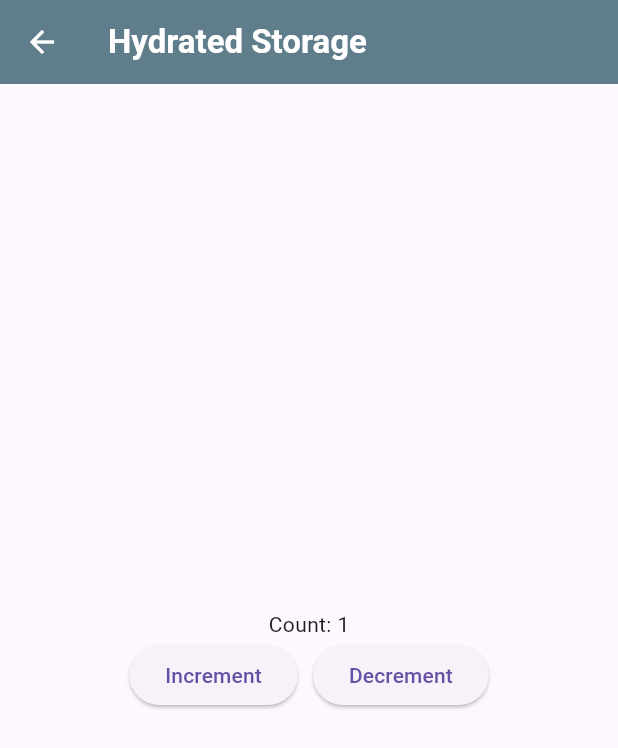
After one commit to zhaojay-create/bloc_learn, a Flutter app: the HydratedStorage screen opened by its route, after a tap on "Increment", on a phone screen of 412 x 824 dp. The commit adds this screen. Shown: the top 748 px of the screen. Run offline on Flutter 3.47's test engine with Material 3 defaults, Android fonts, the light colour scheme and no system bars; our stand-ins replace connectivity_plus, flutter_bloc, hydrated_bloc.

Commit message:
feat: 添加持久化存储功能，包含 HydratedCountCubit 和 HydratedStorage 组件

```diff
--- a/lib/bloc_to_bloc_communication_listener/logic/cubit/counter_state.dart
+++ b/lib/bloc_to_bloc_communication_listener/logic/cubit/counter_state.dart
@@ -1,3 +1,4 @@
+// ignore_for_file: public_member_api_docs, sort_constructors_first
 part of 'counter_cubit.dart';
 
 final class CounterState {
--- a/lib/bloc_to_bloc_communication_stream/logic/cubit/counter_cubit.dart
+++ b/lib/bloc_to_bloc_communication_stream/logic/cubit/counter_cubit.dart
@@ -1,4 +1,5 @@
 import 'dart:async';
+import 'dart:convert';
 
 import 'package:bloc_learn/bloc_to_bloc_communication_stream/constants/enums.dart';
 import 'package:bloc_learn/bloc_to_bloc_communication_stream/logic/cubit/internet_cubit.dart';
--- /dev/null
+++ b/lib/hydrated_storage/hydrated_storage.dart
@@ -0,0 +1,53 @@
+import 'package:bloc_learn/hydrated_storage/logic/cubit/hydrated_count_cubit.dart';
+import 'package:flutter/material.dart';
+import 'package:flutter_bloc/flutter_bloc.dart';
+
+class HydratedStorage extends StatelessWidget {
+  const HydratedStorage({super.key});
+
+  @override
+  Widget build(BuildContext context) {
+    return BlocProvider(
+      create: (_) => HydratedCountCubit(),
+      child: Scaffold(
+        appBar: AppBar(title: const Text('Hydrated Storage')),
+        body: Center(
+          child: Column(
+            mainAxisAlignment: MainAxisAlignment.center,
+            children: [
+              BlocBuilder<HydratedCountCubit, HydratedCountState>(
+                builder: (context, state) {
+                  return Text('Count: ${state.count}');
+                },
+              ),
+              Row(
+                mainAxisAlignment: MainAxisAlignment.center,
+                children: [
+                  Builder(
+                    builder: (context) {
+                      return ElevatedButton(
+                        child: const Text('Increment'),
+                        onPressed: () {
+                          context.read<HydratedCountCubit>().increment();
+                        },
+                      );
+                    },
+                  ),
+                  const SizedBox(width: 10),
+                  Builder(
+                    builder: (context) => ElevatedButton(
+                      child: const Text('Decrement'),
+                      onPressed: () {
+                        context.read<HydratedCountCubit>().decrement();
+                      },
+                    ),
+                  ),
+                ],
+              ),
+            ],
+          ),
+        ),
+      ),
+    );
+  }
+}
--- /dev/null
+++ b/lib/hydrated_storage/logic/cubit/hydrated_count_cubit.dart
@@ -0,0 +1,41 @@
+import 'dart:convert';
+
+import 'package:hydrated_bloc/hydrated_bloc.dart';
+
+part 'hydrated_count_state.dart';
+
+class HydratedCountCubit extends Cubit<HydratedCountState> with HydratedMixin {
+  HydratedCountCubit()
+    : super(HydratedCountState(count: 0, isIncremented: false)) {
+    hydrate();
+  }
+
+  void increment() {
+    emit(HydratedCountState(count: state.count + 1, isIncremented: true));
+  }
+
+  void decrement() {
+    emit(HydratedCountState(count: state.count - 1, isIncremented: false));
+  }
+
+  @override
+  HydratedCountState? fromJson(Map<String, dynamic> json) {
+    return HydratedCountState.fromMap(json);
+  }
+
+  @override
+  Map<String, dynamic>? toJson(HydratedCountState state) {
+    return state.toMap();
+  }
+
+  @override
+  void onChange(Change<HydratedCountState> change) {
+    super.onChange(change);
+    print(
+      'currentState:' +
+          change.currentState.toString() +
+          '\nflutter: nextState:' +
+          change.nextState.toString(),
+    );
+  }
+}
--- /dev/null
+++ b/lib/hydrated_storage/logic/cubit/hydrated_count_state.dart
@@ -0,0 +1,29 @@
+part of 'hydrated_count_cubit.dart';
+
+final class HydratedCountState {
+  final int count;
+  final bool isIncremented;
+
+  HydratedCountState({required this.count, required this.isIncremented});
+
+  Map<String, dynamic> toMap() {
+    return <String, dynamic>{'count': count, 'isIncremented': isIncremented};
+  }
+
+  factory HydratedCountState.fromMap(Map<String, dynamic> map) {
+    return HydratedCountState(
+      count: map['count'] as int,
+      isIncremented: map['isIncremented'] as bool,
+    );
+  }
+
+  String toJson() => json.encode(toMap());
+
+  factory HydratedCountState.fromJson(String source) =>
+      HydratedCountState.fromMap(json.decode(source) as Map<String, dynamic>);
+
+  @override
+  String toString() {
+    return 'HydratedCountCubit{state: count: $count, isIncremented: $isIncremented}';
+  }
+}
--- a/lib/router/app_route.dart
+++ b/lib/router/app_route.dart
@@ -1,3 +1,4 @@
+import 'package:bloc_learn/hydrated_storage/hydrated_storage.dart';
 import 'package:connectivity_plus/connectivity_plus.dart';
 import 'package:flutter/material.dart';
 import 'package:bloc_learn/router/home_screen.dart';
@@ -8,6 +9,7 @@ class AppRouter {
   static const home = '/';
   static const blocStream = '/bloc_to_bloc_communication_stream';
   static const blocListener = '/bloc_to_bloc_communication_listener';
+  static const hydratedStorage = '/hydrated_storage';
 
   Route onGenerateRoute(RouteSettings settings) {
     switch (settings.name) {
@@ -21,6 +23,8 @@ class AppRouter {
         return MaterialPageRoute(
           builder: (_) => BtbclScreen(connectivity: Connectivity()),
         );
+      case hydratedStorage:
+        return MaterialPageRoute(builder: (_) => const HydratedStorage());
       default:
         return MaterialPageRoute(builder: (_) => const Text('4045'));
     }
--- a/lib/router/home_screen.dart
+++ b/lib/router/home_screen.dart
@@ -15,6 +15,7 @@ class HomeScreen extends StatelessWidget {
         'title': 'Bloc to Bloc Communication Listener',
         'route': AppRouter.blocListener,
       },
+      {'title': 'Hydrated Storage', 'route': AppRouter.hydratedStorage},
       // 以后新增页面就在这里继续加，比如：
       // {'title': 'Counter Example', 'route': '/counter'},
       // {'title': 'Theme Switcher', 'route': '/theme_switcher'},
--- a/pubspec.yaml
+++ b/pubspec.yaml
@@ -17,6 +17,9 @@ dependencies:
   flutter_bloc: ^9.1.1
   # 官方“注解工具包”
   meta: ^1.16.0
+  # 本地持久化存储
+  hydrated_bloc: ^10.1.1
+  path_provider: ^2.1.5
 
 dev_dependencies:
   flutter_test:
```
Also changed, not shown: lib/bloc_to_bloc_communication_stream/logic/cubit/counter_state.dart (+16 -0 lines), lib/hydrated_storage/logic/utility/app_bloc_observer.dart (added, +41 -0 lines), lib/main.dart (+22 -1 lines), pubspec.lock, 2 other files.
